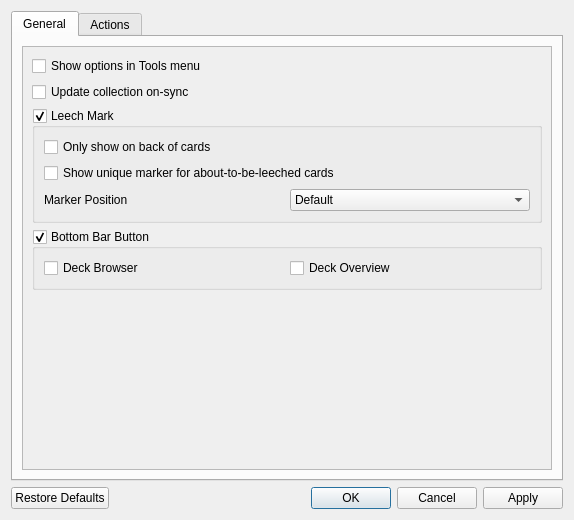
First picture: the form in res/ui/options_dialog.ui, repository iamjustkoi/LeechToolkit, before the edit.
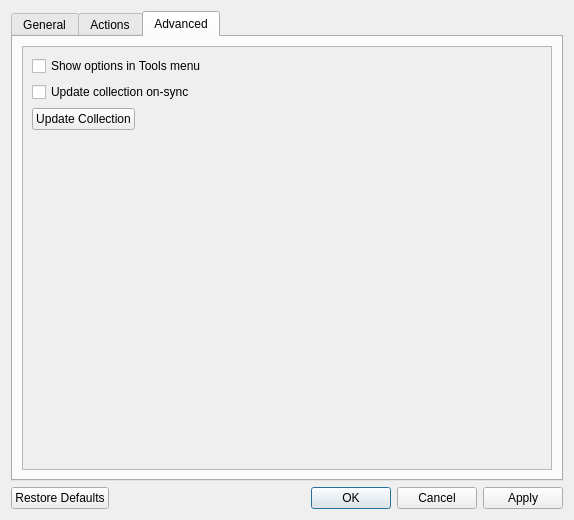
Second picture: the form after the edit.

Commit message: Added advanced tab and moved some options

The edit to the form file:
```diff
--- a/res/ui/options_dialog.ui
+++ b/res/ui/options_dialog.ui
@@ -20,7 +20,7 @@
    <item>
     <widget class="QTabWidget" name="tabWidget">
      <property name="currentIndex">
-      <number>0</number>
+      <number>2</number>
      </property>
      <widget class="QWidget" name="generalTab">
       <attribute name="title">
@@ -44,7 +44,7 @@
             <x>0</x>
             <y>0</y>
             <width>530</width>
-            <height>221</height>
+               <height>175</height>
            </rect>
           </property>
           <property name="sizePolicy">
@@ -254,6 +254,87 @@
        </item>
       </layout>
      </widget>
+        <widget class="QWidget" name="advancedTab">
+            <attribute name="title">
+                <string>Advanced</string>
+            </attribute>
+            <layout class="QVBoxLayout" name="verticalLayout">
+                <item>
+                    <widget class="QScrollArea" name="advancedScrollArea">
+                        <property name="sizePolicy">
+                            <sizepolicy hsizetype="Minimum" vsizetype="Expanding">
+                                <horstretch>0</horstretch>
+                                <verstretch>0</verstretch>
+                            </sizepolicy>
+                        </property>
+                        <property name="widgetResizable">
+                            <bool>true</bool>
+                        </property>
+                        <property name="alignment">
+                            <set>Qt::AlignLeading|Qt::AlignLeft|Qt::AlignTop</set>
+                        </property>
+                        <widget class="QWidget" name="scrollAreaWidgetContents">
+                            <property name="geometry">
+                                <rect>
+                                    <x>0</x>
+                                    <y>0</y>
+                                    <width>530</width>
+                                    <height>87</height>
+                                </rect>
+                            </property>
+                            <property name="sizePolicy">
+                                <sizepolicy hsizetype="Preferred" vsizetype="Fixed">
+                                    <horstretch>0</horstretch>
+                                    <verstretch>0</verstretch>
+                                </sizepolicy>
+                            </property>
+                            <layout class="QVBoxLayout" name="verticalLayout_2">
+                                <item>
+                                    <widget class="QCheckBox" name="toolsOptionsCheckBox">
+                                        <property name="text">
+                                            <string>Show options in Tools menu</string>
+                                        </property>
+                                    </widget>
+                                </item>
+                                <item>
+                                    <widget class="QCheckBox" name="syncUpdateCheckbox">
+                                        <property name="toolTip">
+                                            <string>After syncing, updates the entire collection with the current
+                                                options/actions based on the synced review logs.
+                                            </string>
+                                        </property>
+                                        <property name="text">
+                                            <string>Update collection on-sync</string>
+                                        </property>
+                                        <property name="checked">
+                                            <bool>false</bool>
+                                        </property>
+                                    </widget>
+                                </item>
+                                <item>
+                                    <widget class="QPushButton" name="pushButton">
+                                        <property name="sizePolicy">
+                                            <sizepolicy hsizetype="Maximum" vsizetype="Fixed">
+                                                <horstretch>0</horstretch>
+                                                <verstretch>0</verstretch>
+                                            </sizepolicy>
+                                        </property>
+                                        <property name="toolTip">
+                                            <string>Sync the entire collection based on the current, applied options and
+                                                review logs.
+                                            </string>
+                                        </property>
+                                        <property name="text">
+                                            <string>Update Collection</string>
+                                        </property>
+                                    </widget>
+                                </item>
+                            </layout>
+                        </widget>
+                    </widget>
+                </item>
+            </layout>
+        </widget>
     </widget>
    </item>
    <item>
```
Left out of the diff: 26 changed lines with no effect on the pictures. The commit also changes 1 other file.
